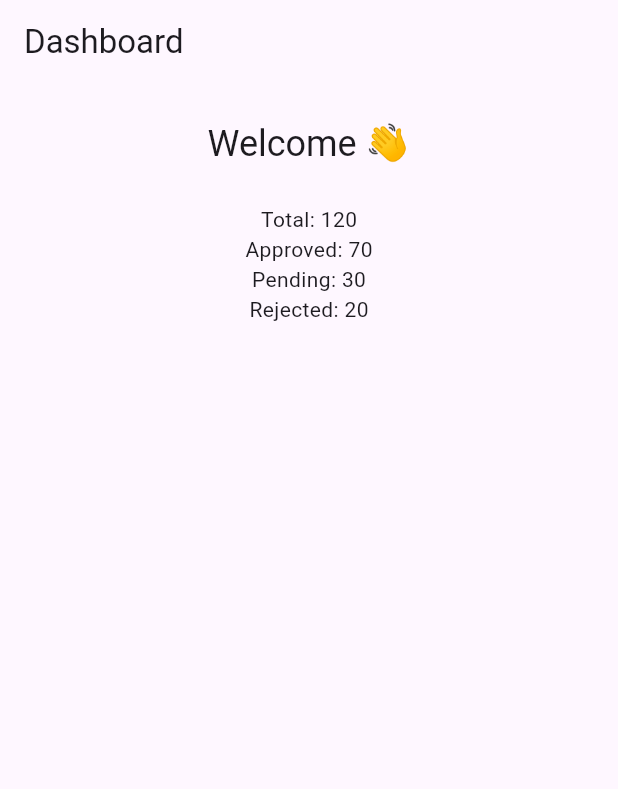
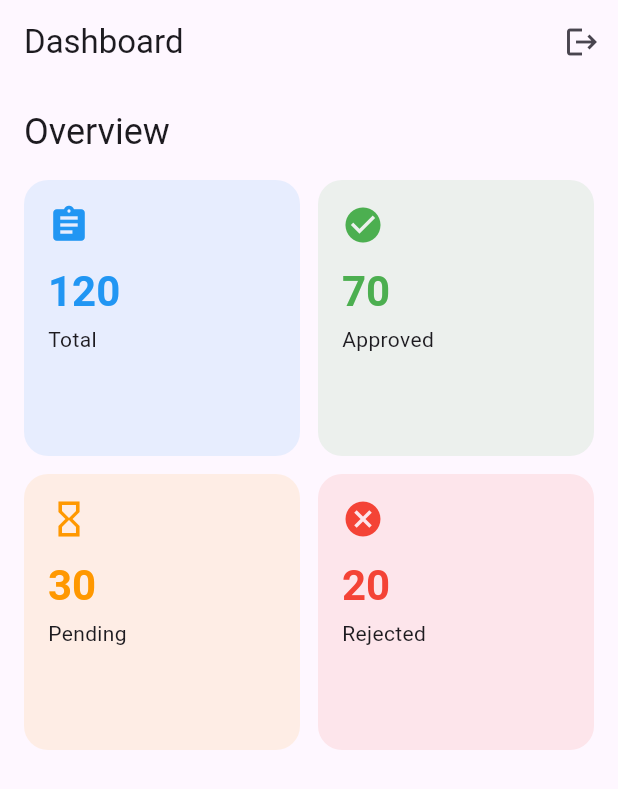
Before and after one commit to SushmitaBhor/loan_ease, a Flutter app: the DashboardPage screen opened directly, on a phone screen of 412 x 824 dp. Shown: the top 789 px of the screen. Run offline on Flutter 3.47's test engine with Material 3 defaults, Android fonts, the phone set to English and light mode, and no system bars; our stand-ins replace flutter_bloc, flutter_secure_storage, get_it; accounts and stored records are empty.

Commit message:
feat(auth): add logout, stack reset navigation, and dashboard stat cards

```diff
--- a/lib/features/auth/presentation/bloc/auth_bloc.dart
+++ b/lib/features/auth/presentation/bloc/auth_bloc.dart
@@ -46,5 +46,11 @@ class AuthBloc extends Bloc<AuthEvent, AuthState> {
         emit(Authenticated());
       }
     });
+
+    on<Logout>((event, emit) async {
+      emit(AuthLoading());
+      await SecureStorage.setLoggedIn(false);
+      emit(Unauthenticated());
+    });
   }
 }
--- a/lib/features/auth/presentation/bloc/auth_event.dart
+++ b/lib/features/auth/presentation/bloc/auth_event.dart
@@ -17,3 +17,5 @@ class VerifyOtp extends AuthEvent {
 
 // ✅ ADD THIS
 class CheckSession extends AuthEvent {}
+
+class Logout extends AuthEvent {}
--- a/lib/features/auth/presentation/pages/dashboard_page.dart
+++ b/lib/features/auth/presentation/pages/dashboard_page.dart
@@ -1,5 +1,11 @@
 import 'package:flutter/material.dart';
 import 'package:flutter_bloc/flutter_bloc.dart';
+import 'package:loan_ease/core/storage/secure_storage.dart';
+import 'package:loan_ease/features/auth/presentation/bloc/auth_bloc.dart';
+import 'package:loan_ease/features/auth/presentation/bloc/auth_event.dart';
+import 'package:loan_ease/features/auth/presentation/bloc/auth_state.dart';
+import 'package:loan_ease/features/auth/presentation/pages/login_page.dart';
+import 'package:loan_ease/features/auth/presentation/widgets/stat_card.dart';
 import 'package:loan_ease/features/dashboard/presentation/bloc/dashboard_bloc.dart';
 import 'package:loan_ease/features/dashboard/presentation/bloc/dashboard_event.dart';
 import 'package:loan_ease/features/dashboard/presentation/bloc/dashboard_state.dart';
@@ -20,8 +26,49 @@ class _DashboardPageState extends State<DashboardPage> {
 
   @override
   Widget build(BuildContext context) {
-    return Scaffold(
-      appBar: AppBar(title: const Text('Dashboard')),
+    return WillPopScope(
+      onWillPop: () async {
+        return await showDialog(
+          context: context,
+          builder: (_) => AlertDialog(
+            title: const Text('Exit App'),
+            content: const Text('Do you want to exit the app?'),
+            actions: [
+              TextButton(
+                onPressed: () => Navigator.pop(context, false),
+                child: const Text('Cancel'),
+              ),
+              TextButton(
+                onPressed: () => Navigator.pop(context, true),
+                child: const Text('Exit'),
+              ),
+            ],
+          ),
+        );
+      },
+      child: BlocListener<AuthBloc, AuthState>(
+        listener: (context, state) {
+          if (state is Unauthenticated) {
+            Navigator.pushAndRemoveUntil(
+              context,
+              MaterialPageRoute(builder: (_) => const LoginPage()),
+              (route) => false,
+            );
+          }
+        },
+        child: Scaffold(
+          appBar: AppBar(
+            title: const Text('Dashboard'),
+            actions: [
+              IconButton(
+                icon: const Icon(Icons.logout),
+                onPressed: () {
+                  context.read<AuthBloc>().add(Logout());
+                },
+              ),
+            ],
+          ),
+
           body: BlocBuilder<DashboardBloc, DashboardState>(
             builder: (context, state) {
               if (state is DashboardLoading) {
@@ -29,21 +76,50 @@ class _DashboardPageState extends State<DashboardPage> {
               }
 
               if (state is DashboardLoaded) {
-            return Center(
+                return Padding(
+                  padding: const EdgeInsets.all(16),
                   child: Column(
+                    crossAxisAlignment: CrossAxisAlignment.start,
                     children: [
-                  const SizedBox(height: 24),
                       Text(
-                    'Welcome 👋',
+                        'Overview',
                         style: Theme.of(context).textTheme.headlineSmall,
                       ),
-                  const SizedBox(height: 24),
+                      const SizedBox(height: 16),
 
-                  // TEMP text (cards next)
-                  Text('Total: ${state.total}'),
-                  Text('Approved: ${state.approved}'),
-                  Text('Pending: ${state.pending}'),
-                  Text('Rejected: ${state.rejected}'),
+                      GridView.count(
+                        crossAxisCount: 2,
+                        crossAxisSpacing: 12,
+                        mainAxisSpacing: 12,
+                        shrinkWrap: true,
+                        physics: const NeverScrollableScrollPhysics(),
+                        children: [
+                          StatCard(
+                            title: 'Total',
+                            value: state.total,
+                            color: Colors.blue,
+                            icon: Icons.assignment,
+                          ),
+                          StatCard(
+                            title: 'Approved',
+                            value: state.approved,
+                            color: Colors.green,
+                            icon: Icons.check_circle,
+                          ),
+                          StatCard(
+                            title: 'Pending',
+                            value: state.pending,
+                            color: Colors.orange,
+                            icon: Icons.hourglass_empty,
+                          ),
+                          StatCard(
+                            title: 'Rejected',
+                            value: state.rejected,
+                            color: Colors.red,
+                            icon: Icons.cancel,
+                          ),
+                        ],
+                      ),
                     ],
                   ),
                 );
@@ -56,6 +132,8 @@ class _DashboardPageState extends State<DashboardPage> {
               return const SizedBox();
             },
           ),
+        ),
+      ),
     );
   }
 }
--- a/lib/features/auth/presentation/pages/otp_page.dart
+++ b/lib/features/auth/presentation/pages/otp_page.dart
@@ -71,7 +71,7 @@ class _OtpPageState extends State<OtpPage> {
         child: BlocConsumer<AuthBloc, AuthState>(
           listener: (context, state) {
             if (state is Authenticated) {
-              Navigator.pushReplacement(
+              Navigator.pushAndRemoveUntil(
                 context,
                 MaterialPageRoute(
                   builder: (_) => BlocProvider(
@@ -79,6 +79,7 @@ class _OtpPageState extends State<OtpPage> {
                     child: const DashboardPage(),
                   ),
                 ),
+                (route) => false,
               );
             }
 
--- a/lib/features/auth/presentation/pages/splash_page.dart
+++ b/lib/features/auth/presentation/pages/splash_page.dart
@@ -60,7 +60,7 @@ class _SplashPageState extends State<SplashPage>
     return BlocListener<AuthBloc, AuthState>(
       listener: (context, state) {
         if (state is Authenticated) {
-          Navigator.pushReplacement(
+          Navigator.pushAndRemoveUntil(
             context,
             MaterialPageRoute(
               builder: (_) => BlocProvider(
@@ -68,6 +68,7 @@ class _SplashPageState extends State<SplashPage>
                 child: const DashboardPage(),
               ),
             ),
+            (route) => false,
           );
         }
 
--- /dev/null
+++ b/lib/features/auth/presentation/widgets/stat_card.dart
@@ -0,0 +1,49 @@
+import 'package:flutter/material.dart';
+
+class StatCard extends StatelessWidget {
+  final String title;
+  final int value;
+  final Color color;
+  final IconData icon;
+
+  const StatCard({
+    super.key,
+    required this.title,
+    required this.value,
+    required this.color,
+    required this.icon,
+  });
+
+  @override
+  Widget build(BuildContext context) {
+    return TweenAnimationBuilder<int>(
+      tween: IntTween(begin: 0, end: value),
+      duration: const Duration(milliseconds: 900),
+      builder: (context, animatedValue, _) {
+        return Container(
+          padding: const EdgeInsets.all(16),
+          decoration: BoxDecoration(
+            color: color.withOpacity(0.1),
+            borderRadius: BorderRadius.circular(16),
+          ),
+          child: Column(
+            crossAxisAlignment: CrossAxisAlignment.start,
+            children: [
+              Icon(icon, color: color, size: 28),
+              const SizedBox(height: 12),
+              Text(
+                animatedValue.toString(),
+                style: Theme.of(context).textTheme.headlineMedium?.copyWith(
+                  fontWeight: FontWeight.bold,
+                  color: color,
+                ),
+              ),
+              const SizedBox(height: 4),
+              Text(title, style: Theme.of(context).textTheme.bodyMedium),
+            ],
+          ),
+        );
+      },
+    );
+  }
+}
```
Lines whose indentation alone changed are shown as unchanged.
